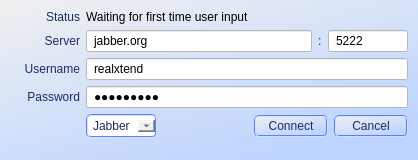
Qt form bin/data/ui/communications_login.ui (realXtend/tundra) before a commit.
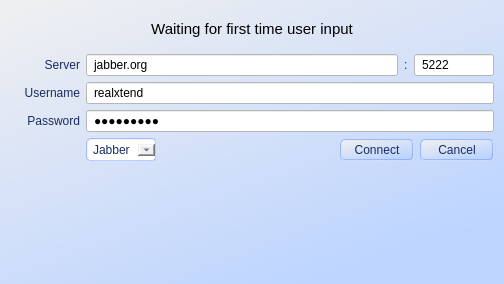
The same form after that commit.

Commit message: * Conversation now closes chatsession_ when tab is closed, now tab will auto popup back if friend starts talking again. * New Add friend button and layout for communications.ui * New ui's that look like rest of the tabs for communications_friendRequest.ui communications_addFriend.ui * Can now close the QtModule canvas from initial login screen if you don't feel like chatting * Leaks: Destroys the actual UICanvas and few deletes here and there, pretty much relying on Qt:s child deletion.

What changed in the file:
```diff
--- a/bin/data/ui/communications_login.ui
+++ b/bin/data/ui/communications_login.ui
@@ -6,8 +6,8 @@
    <rect>
     <x>0</x>
     <y>0</y>
-    <width>418</width>
-    <height>160</height>
+    <width>504</width>
+    <height>284</height>
    </rect>
   </property>
   <property name="windowTitle">
@@ -32,13 +32,12 @@
 	color: rgb(25, 44, 98);
 	background-color: qlineargradient(spread:pad, x1:0, y1:0, x2:0.676, y2:1, stop:0 rgba(240, 240, 240, 255), stop:1 rgba(188, 212, 255, 255));
 	border: 2px groove white;
-	border-color: rgb(86, 128, 255);
+	border-color: rgba(86, 128, 255, 100);
 	border-radius: 5px;
 	padding: 2px 5px;
 }
 
 QComboBox::drop-down:!editable { 
-	subcontrol-color: rgb(76, 115, 255);
 	subcontrol-position: center right; 
 	width: 12px; 
 	height: 12px;
@@ -67,42 +66,31 @@
     <layout class="QVBoxLayout" name="verticalLayout">
      <item>
       <layout class="QHBoxLayout" name="horizontalLayout_5">
-       <item>
-        <widget class="QLabel" name="label_Statustitle">
-         <property name="sizePolicy">
-          <sizepolicy hsizetype="Preferred" vsizetype="Fixed">
-           <horstretch>0</horstretch>
-           <verstretch>0</verstretch>
-          </sizepolicy>
-         </property>
-         <property name="minimumSize">
-          <size>
-           <width>70</width>
-           <height>0</height>
-          </size>
-         </property>
-         <property name="text">
-          <string>Status</string>
-         </property>
-         <property name="alignment">
-          <set>Qt::AlignRight|Qt::AlignTrailing|Qt::AlignVCenter</set>
-         </property>
-        </widget>
-       </item>
        <item>
         <widget class="QLabel" name="label_Status">
          <property name="sizePolicy">
-          <sizepolicy hsizetype="Expanding" vsizetype="Fixed">
+          <sizepolicy hsizetype="Expanding" vsizetype="Preferred">
            <horstretch>0</horstretch>
            <verstretch>0</verstretch>
           </sizepolicy>
          </property>
+         <property name="font">
+          <font>
+           <pointsize>11</pointsize>
+          </font>
+         </property>
          <property name="styleSheet">
-          <string>color: rgb(0, 0, 0);</string>
+          <string>margin:10px; color: rgb(0,0,0);</string>
          </property>
          <property name="text">
           <string>Waiting for first time user input</string>
          </property>
+         <property name="alignment">
+          <set>Qt::AlignCenter</set>
+         </property>
+         <property name="wordWrap">
+          <bool>true</bool>
+         </property>
         </widget>
        </item>
       </layout>
```
The commit also changes 6 other files.
